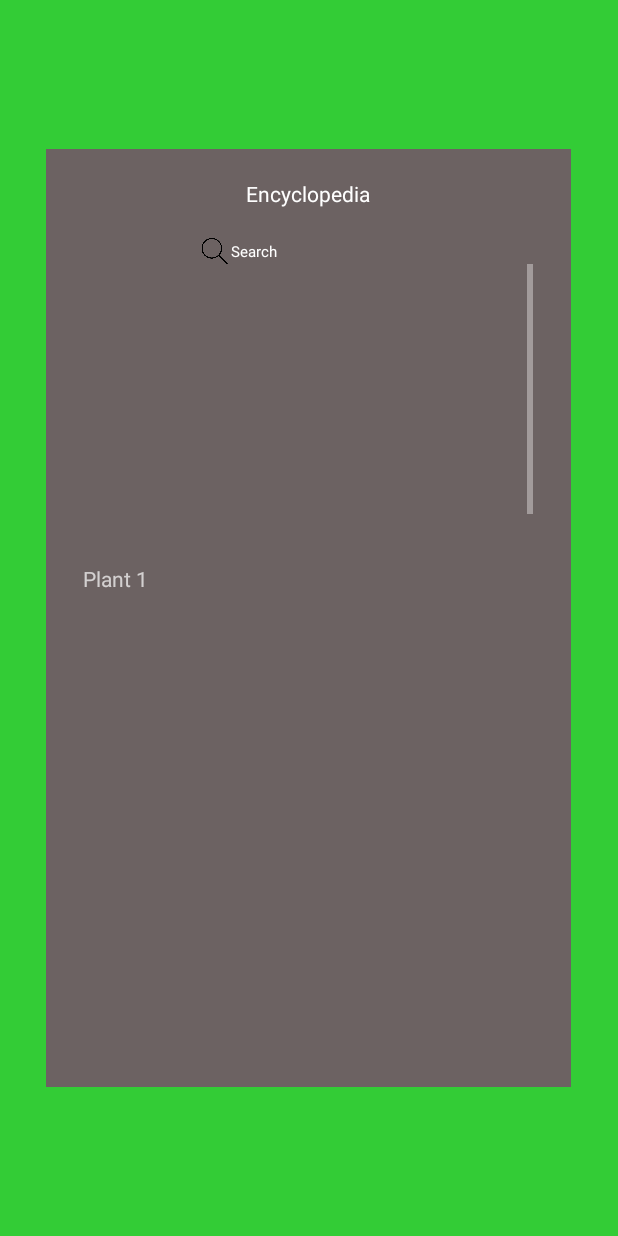
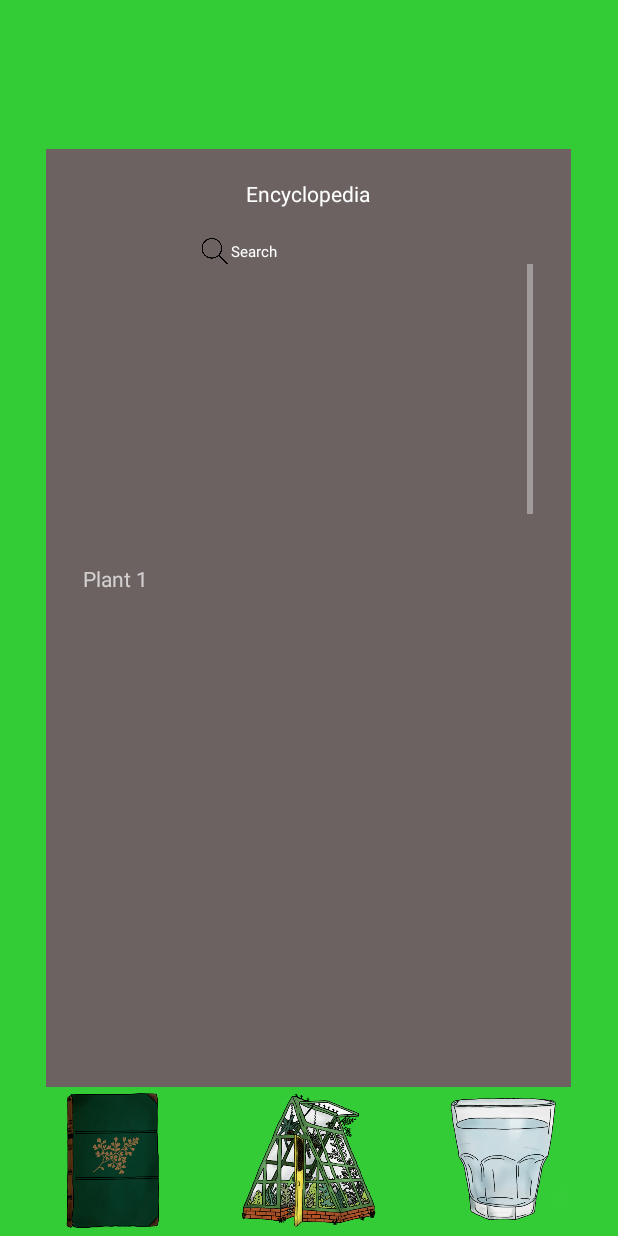
Before and after one commit to rsberrocal/RainySeeds, an Android app: the EncyclopediaActivity screen opened directly, with no data from a screen before it, on a phone screen of 412 x 824 dp. Run offline under Robolectric (Android 15) with nearby library versions, the phone set to English and light mode, and no system bars.

Commit message:
Added fragment

```diff
--- a/app/src/main/java/com/rainyteam/rainyseeds/LoginActivity.kt
+++ b/app/src/main/java/com/rainyteam/rainyseeds/LoginActivity.kt
@@ -49,6 +49,8 @@ class LoginActivity : AppCompatActivity() {
             mAuth.signInWithEmailAndPassword(email, password).addOnCompleteListener(this, OnCompleteListener { task ->
                 if (task.isSuccessful){
                     Toast.makeText(this, "@string/ExitLogin", Toast.LENGTH_LONG).show()
+                    val principal = Intent(this, GreenhouseActivity::class.java)
+                    startActivity(principal)
                 } else {
                     Toast.makeText(this, "Error", Toast.LENGTH_LONG).show()
                 }
--- a/app/src/main/res/layout/encyclopedia_layout.xml
+++ b/app/src/main/res/layout/encyclopedia_layout.xml
@@ -57,5 +57,12 @@
             android:scrollbars="vertical">
 
         </androidx.recyclerview.widget.RecyclerView>
+
     </LinearLayout>
+    <fragment class="com.rainyteam.rainyseeds.SelectionViewMenu"
+        android:id="@+id/fragmentViewMenu"
+        android:layout_width="match_parent"
+        android:layout_height="wrap_content"
+        android:layout_gravity="bottom"
+        />
 </FrameLayout>
```
